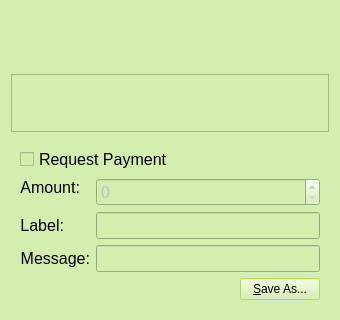
teambean/BeanCash, file src/qt/forms/qrcodedialog.ui: the form before one commit; both pictures show x 0 to 340 and y 243 to 563 of the 340 by 563 pixel window.
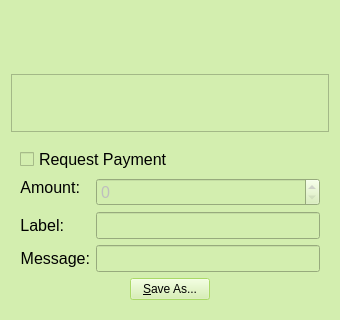
The form after the commit. Icons and pictures are not drawn. Custom widgets are drawn as their Qt base class.

```diff
--- a/src/qt/forms/qrcodedialog.ui
+++ b/src/qt/forms/qrcodedialog.ui
@@ -380,20 +380,7 @@
       </item>
       <item>
        <layout class="QHBoxLayout" name="horizontalLayout">
-        <item>
-         <spacer name="horizontalSpacer">
-          <property name="orientation">
-           <enum>Qt::Horizontal</enum>
-          </property>
-          <property name="sizeHint" stdset="0">
-           <size>
-            <width>40</width>
-            <height>20</height>
-           </size>
-          </property>
-         </spacer>
-        </item>
-        <item>
+        <item alignment="Qt::AlignHCenter">
          <widget class="QPushButton" name="btnSaveAs">
           <property name="font">
            <font>
```
